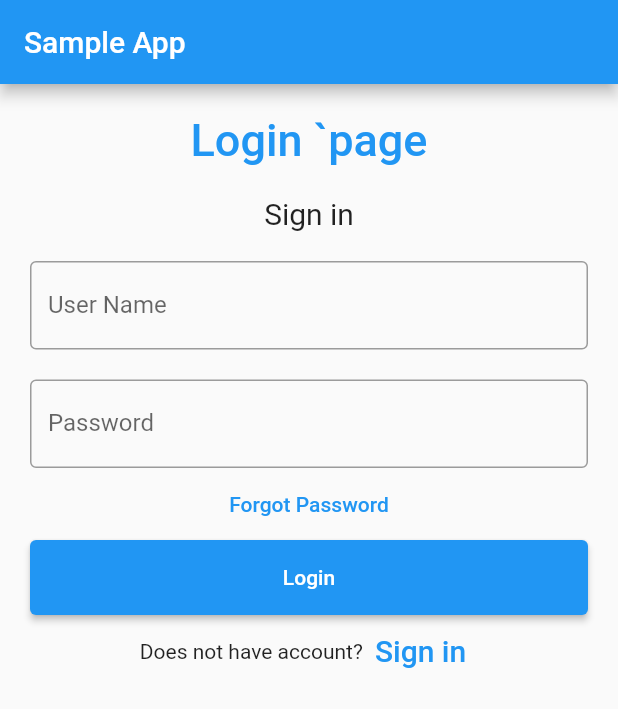
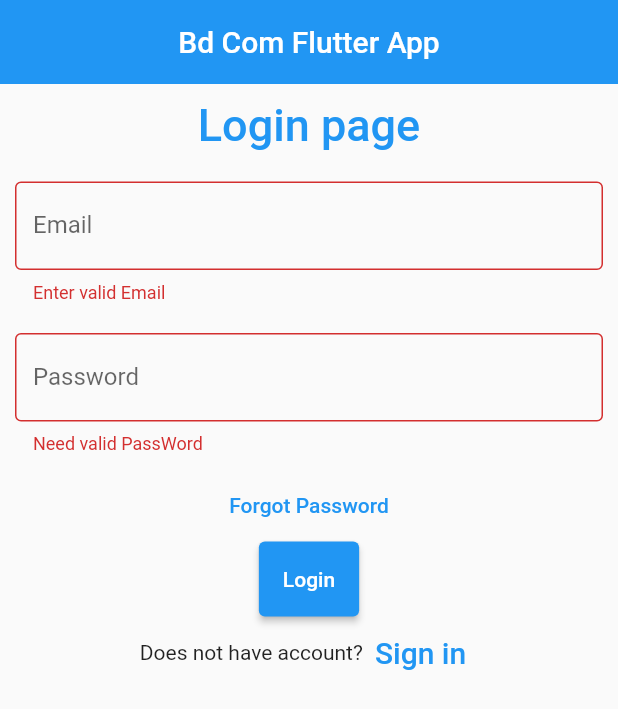
Before and after one commit to saklain71/flutter_login_app, a Flutter app: the screen it shows after launch, after a tap on "Login", on a phone screen of 412 x 824 dp. Shown: the top 709 px of the screen. Run offline on Flutter 3.47's test engine with Material 2 defaults, Android fonts, the phone set to English and light mode, and no system bars.

Commit message:
login page done with validation

```diff
--- a/lib/main.dart
+++ b/lib/main.dart
@@ -1,73 +1,102 @@
 
 import 'package:flutter/material.dart';
+import 'package:flutter_first/validator.dart';
 
 void main() => runApp(const MyApp());
 
 class MyApp extends StatelessWidget {
   const MyApp({Key? key}) : super(key: key);
 
-  static const String _title = 'Sample App';  //Static Const
+  static const String _title = 'Bd Com Flutter App';  //Static Const
 
   @override
   Widget build(BuildContext context) {
     return MaterialApp(
       debugShowCheckedModeBanner: false,
       title: _title,
-      home: Scaffold(
-        appBar: AppBar(title: const Text(_title)),
-        body: const MyStatefulWidget(),
-      ),
+      home: LoginPage(),
     );
   }
 }
 
-class MyStatefulWidget extends StatefulWidget {
-  const MyStatefulWidget({Key? key}) : super(key: key);
+class LoginPage extends StatefulWidget {
+  const LoginPage({Key? key}) : super(key: key);
 
   @override
-  State<MyStatefulWidget> createState() => _MyStatefulWidgetState();
+  State<LoginPage> createState() => _LoginPageState();
 }
 
-class _MyStatefulWidgetState extends State<MyStatefulWidget> {
+class _LoginPageState extends State<LoginPage> {
   TextEditingController nameController = TextEditingController();
   TextEditingController passwordController = TextEditingController();
 
+  final _formKey = GlobalKey<FormState>();
+
   @override
   Widget build(BuildContext context) {
-    return Padding(
-        padding: const EdgeInsets.all(10),
-        child: ListView(
+    return Scaffold(
+      appBar: AppBar(
+        title: Text("Bd Com Flutter App"),
+        centerTitle: true,
+        elevation: 0,
+      ),
+      body: SingleChildScrollView(
+        child: Form(
+          key: _formKey,
+          child: Column(
             children: <Widget>[
               Container(
                   alignment: Alignment.center,
                   padding: const EdgeInsets.all(10),
                   child: const Text(
-                  'Login `page',
+                    'Login page',
                     style: TextStyle(
                         color: Colors.blue,
                         fontWeight: FontWeight.w500,
                         fontSize: 30),
                   )),
-            Container(
-                alignment: Alignment.center,
-                padding: const EdgeInsets.all(10),
-                child: const Text(
-                  'Sign in',
-                  style: TextStyle(fontSize: 20),
-                )),
+
+              //email
               Container(
                 padding: const EdgeInsets.all(10),
-              child: TextField(
+                child: TextFormField(
+                  validator: (val){
+                    // Validator validate =  Validator();
+                    // validate.isValidEmail(val!);
+                   //Validator.isValidEmail(val!);
+                   if(Validator.isValidEmail(val!)){
+                     return null;
+                     // if ( emailVal) return null;
+                     // else return 'Enter a Valid Email';
+                  }
+                   return 'Enter valid Email';
+                  },
+                  //obscureText: true,
                   controller: nameController,
                   decoration: const InputDecoration(
                     border: OutlineInputBorder(),
-                  labelText: 'User Name',
+                    labelText: 'Email',
                   ),
                 ),
               ),
+
+              //password
               Container(
-              padding: const EdgeInsets.fromLTRB(10, 10, 10, 0),
-              child: TextField(
+                padding: const EdgeInsets.all(10),
+                child: TextFormField(
+                validator: (val){
+                 // Validator.isValidPassword(val!);
+                  if(Validator.isValidPassword(val!)){
+                    return null;
+                    // if ( emailVal) return null;
+                    // else return 'Enter a Valid Email';
+                  }
+                 // return 'Enter valid Email';
+                  return 'Need valid PassWord';
+                  // if ( emailPass) return null;
+                  // else
+
+                },
                   obscureText: true,
                   controller: passwordController,
                   decoration: const InputDecoration(
@@ -76,6 +105,8 @@ class _MyStatefulWidgetState extends State<MyStatefulWidget> {
                   ),
                 ),
               ),
+
+
               TextButton(
                 onPressed: () {
                   //forgot password screen
@@ -90,6 +121,14 @@ class _MyStatefulWidgetState extends State<MyStatefulWidget> {
                 child: ElevatedButton(
                   child: const Text('Login'),
                   onPressed: () {
+                    // Validate returns true if the form is valid, or false otherwise.
+                    if (_formKey.currentState!.validate()) {
+                      // If the form is valid, display a snackbar. In the real world,
+                      // you'd often call a server or save the information in a database.
+                      ScaffoldMessenger.of(context).showSnackBar(
+                        const SnackBar(content: Text('Processing Data')),
+                      );
+                    }
                     print(nameController.text);
                     print(passwordController.text);
                   },
@@ -111,27 +150,9 @@ class _MyStatefulWidgetState extends State<MyStatefulWidget> {
                 mainAxisAlignment: MainAxisAlignment.center,
               ),
             ],
-        ));
+          ),
+        ),
+      ),
+    );
   }
 }
-
-// class Registration extends StatelessWidget {
-//   const Registration({super.key});
-//
-//   @override
-//   Widget build(BuildContext context) {
-//     return Scaffold(
-//       appBar: AppBar(
-//         title: const Text('Registration Page'),
-//       ),
-//       body: Center(
-//         child: ElevatedButton(
-//           onPressed: () {
-//             Navigator.pop(context);
-//           },
-//           child: const Text('Go back!'),
-//         ),
-//       ),
-//     );
-//   }
-// }
--- /dev/null
+++ b/lib/validator.dart
@@ -0,0 +1,27 @@
+abstract class Validator{
+
+  static bool isValidEmail(String val ) {
+    final emailRegExp = RegExp(r"^[a-zA-Z0-9.]+@[a-zA-Z0-9]+\.[a-zA-Z]+");
+    return emailRegExp.hasMatch(val);
+    //return 111; // not allowed
+  }
+
+  static bool isValidName(String? val ){
+    final nameRegExp = new RegExp(r"^\s*([A-Za-z]{1,}([\.,] |[-']| ))+[A-Za-z]+\.?\s*$");
+    return nameRegExp.hasMatch(val!);
+  }
+
+  static bool  isValidPassword(String? val ){
+    final passwordRegExp =
+    RegExp(r'^(?=.*?[A-Z])(?=.*?[a-z])(?=.*?[0-9])(?=.*?[!@#\$&*~]).{8,}$');
+    return passwordRegExp.hasMatch(( val! ));
+  }
+
+
+
+  static bool isValidPhone(String? val ){
+    final phoneRegExp = RegExp(r"^\+?0[0-9]{10}$");
+    return phoneRegExp.hasMatch(val!);
+  }
+
+}
```
Lines whose indentation alone changed are shown as unchanged.
